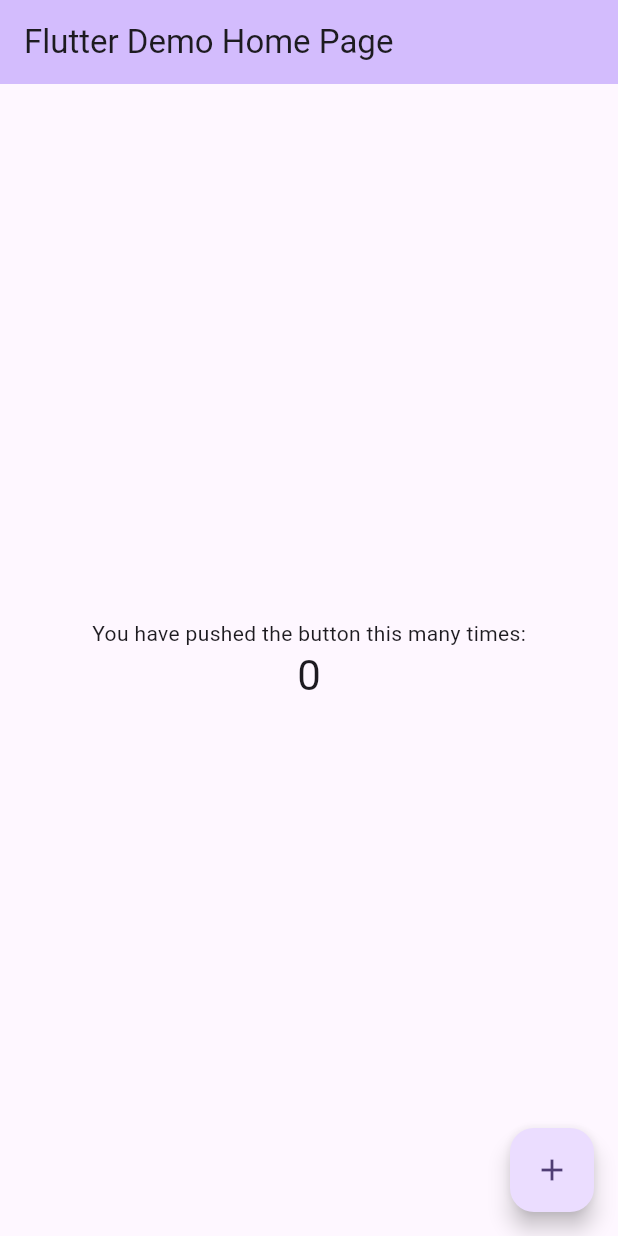
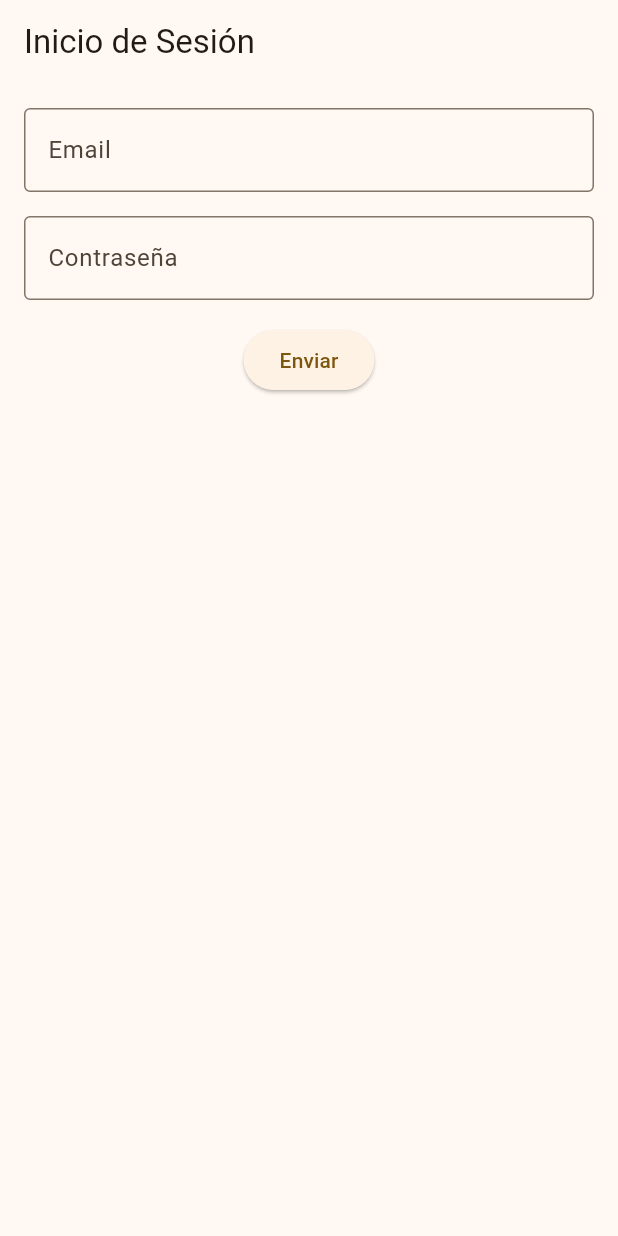
Before and after one commit to PaulinaCandia/ELE052-Entrega-1, a Flutter app: the screen it shows after launch, on a phone screen of 412 x 824 dp. Run offline on Flutter 3.47's test engine with Material 3 defaults, Android fonts, the phone set to English and light mode, and no system bars.

Commit message:
Progreso en Paginas

```diff
--- a/lib/Contracts.dart
+++ b/lib/Pages/Contracts.dart
@@ -1,7 +1,7 @@
 import 'package:flutter/material.dart';
 
-class Contracts extends StatelessWidget {
-  const Contracts({super.key});
+class ContractsPage extends StatelessWidget {
+  const ContractsPage({super.key});
 
   @override
   Widget build(BuildContext context) {
--- a/lib/Hotels.dart
+++ b/lib/Pages/Hotels.dart
@@ -1,7 +1,7 @@
 import 'package:flutter/material.dart';
 
-class Hotels extends StatelessWidget {
-  const Hotels({super.key});
+class HotelsPage extends StatelessWidget {
+  const HotelsPage({super.key});
 
   @override
   Widget build(BuildContext context) {
--- /dev/null
+++ b/lib/Pages/Login.dart
@@ -0,0 +1,43 @@
+import 'package:flutter/material.dart';
+
+class LoginPage extends StatelessWidget {
+  const LoginPage({super.key});
+
+  @override
+  Widget build(BuildContext context) {
+    return Scaffold(
+      appBar: AppBar(
+        title: Text("Inicio de Sesión")
+      ),
+      body: Padding(padding: EdgeInsets.all(8),
+      child: Column(
+        crossAxisAlignment: CrossAxisAlignment.center,
+        children: [
+          Padding(
+            padding: EdgeInsets.all(8),
+            child: TextFormField(
+              decoration: const InputDecoration(
+                border: OutlineInputBorder(), labelText: "Email"),
+                ),
+            ),
+          Padding(
+            padding: EdgeInsets.all(8),
+            child: TextFormField(
+              decoration: const InputDecoration(
+                border: OutlineInputBorder(), labelText: "Contraseña"),
+                ),
+            ),
+          Padding(
+            padding: EdgeInsets.all(8),
+            child: ElevatedButton(
+              onPressed: () {},
+              child: Text("Enviar"),
+            ),
+
+            ),
+        ],
+      ),
+      ),
+    );
+  }
+}
--- a/lib/Profile.dart
+++ b/lib/Pages/Profile.dart
@@ -1,7 +1,7 @@
 import 'package:flutter/material.dart';
 
-class Profile extends StatelessWidget {
-  const Profile({super.key});
+class ProfilePage extends StatelessWidget {
+  const ProfilePage({super.key});
 
   @override
   Widget build(BuildContext context) {
--- a/lib/main.dart
+++ b/lib/main.dart
@@ -1,4 +1,5 @@
 import 'package:flutter/material.dart';
+import 'package:flutter_application_1/Pages/Login.dart';
 
 void main() {
   runApp(const MyApp());
@@ -27,11 +28,12 @@ class MyApp extends StatelessWidget {
         // restart instead.
         //
         // This works for code too, not just values: Most code changes can be
-        // tested with just a hot reload.
-        colorScheme: ColorScheme.fromSeed(seedColor: Colors.deepPurple),
+        // tested with just a hot reload.z
+        colorScheme: ColorScheme.fromSeed(seedColor: Color.fromARGB(255, 196, 178, 154)),
         useMaterial3: true,
       ),
-      home: const MyHomePage(title: 'Flutter Demo Home Page'),
+      //home: const MyHomePage(title: 'The High Table'),
+      home: LoginPage(),
     );
   }
 }
@@ -115,11 +117,11 @@ class _MyHomePageState extends State<MyHomePage> {
           ],
         ),
       ),
-      floatingActionButton: FloatingActionButton(
-        onPressed: _incrementCounter,
-        tooltip: 'Increment',
-        child: const Icon(Icons.add),
-      ), // This trailing comma makes auto-formatting nicer for build methods.
+      //floatingActionButton: FloatingActionButton(
+        //onPressed: _incrementCounter,
+        //tooltip: 'Increment',
+        //child: const Icon(Icons.add),
+      //), // This trailing comma makes auto-formatting nicer for build methods.
     );
   }
 }
```
Also changed, not shown: lib/Login.dart (deleted, +0 -10 lines), lib/Pages/Services.dart (added, +88 -0 lines), lib/Pages/Services/The_Cleaners.dart (added, +10 -0 lines), lib/Services.dart (deleted, +0 -10 lines), lib/Pages/Services/The_Doctor.dart (added), lib/Pages/Services/The_Somelier.dart (added), lib/Pages/Services/The_Tailor.dart (added), lib/Services/The_Tailor.dart (deleted).
